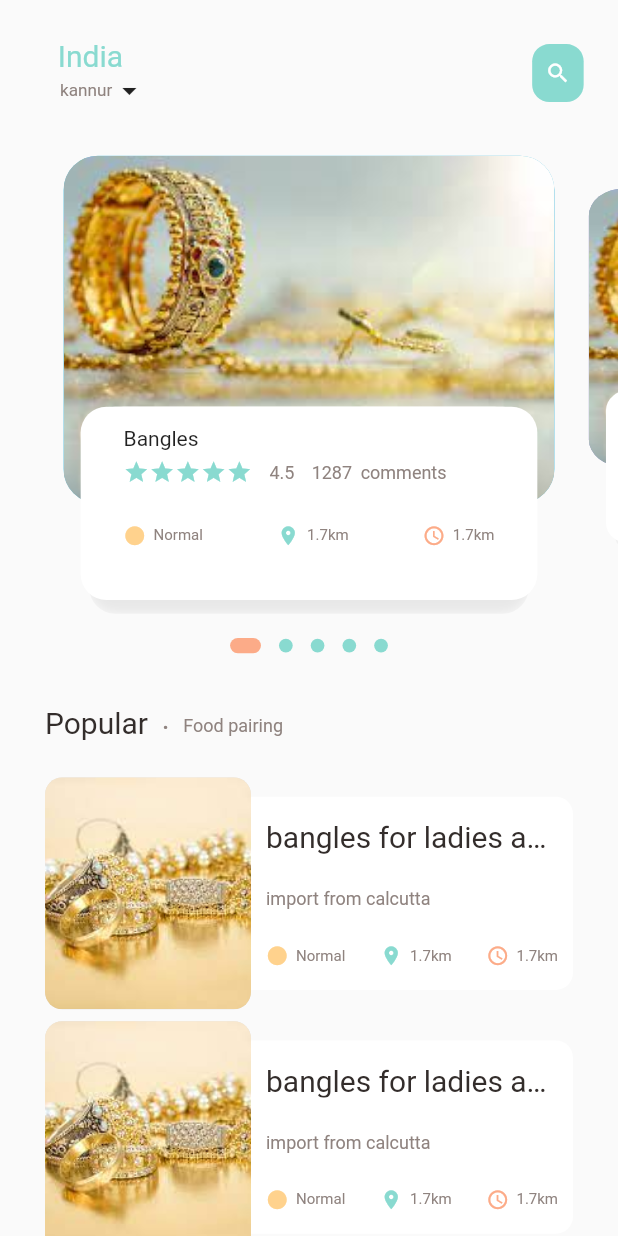
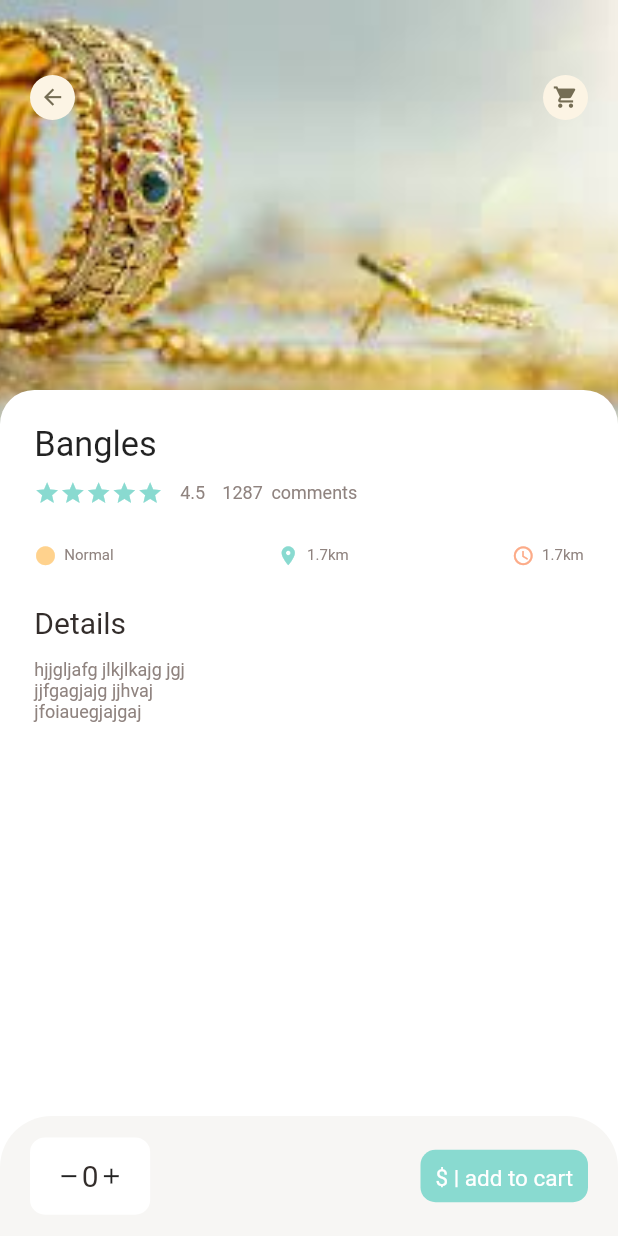
Before and after one commit to shisaj/ecommerce-new, a Flutter app: the screen it shows after launch, on a phone screen of 412 x 824 dp. Run offline on Flutter 3.47's test engine with Material 2 defaults, Android fonts, the light colour scheme and no system bars; drawn by our look-alikes of dots_indicator; our stand-ins replace flutter_screenutil.

Commit message:
item detail page created

```diff
--- /dev/null
+++ b/ecommerce_full/lib/circle_icon_widget.dart
@@ -0,0 +1,30 @@
+import 'package:flutter/material.dart';
+import 'package:flutter_screenutil/flutter_screenutil.dart';
+
+class CircleIcon extends StatelessWidget {
+  final IconData icon;
+  Color iconColor;
+  double size;
+  Color backGroundColor;
+  CircleIcon(
+      {Key? key,
+      required this.icon,
+      this.iconColor = const Color(0xFF756d54),
+      this.size = 30,
+      this.backGroundColor = const Color(0xFFfcf4e4)})
+      : super(key: key);
+
+  @override
+  Widget build(BuildContext context) {
+    return Container(
+      height: size,
+      width: size,
+      decoration: BoxDecoration(shape: BoxShape.circle, color: backGroundColor),
+      child: Icon(
+        icon,
+        size: 15.sp,
+        color: iconColor,
+      ),
+    );
+  }
+}
--- a/ecommerce_full/lib/food_page_body.dart
+++ b/ecommerce_full/lib/food_page_body.dart
@@ -2,6 +2,7 @@ import 'package:dots_indicator/dots_indicator.dart';
 import 'package:ecommerce_full/app_fonts.dart';
 import 'package:ecommerce_full/bigtext.dart';
 import 'package:ecommerce_full/icon_text_widget.dart';
+import 'package:ecommerce_full/item_detail_column.dart';
 import 'package:ecommerce_full/smallText.dart';
 import 'package:flutter/material.dart';
 import 'package:flutter_screenutil/flutter_screenutil.dart';
@@ -237,65 +238,10 @@ class _FoodPageBodyState extends State<FoodPageBody> {
                       offset: Offset(5.r, 0.r),
                     )
                   ]),
-            child: Container(
-              margin: EdgeInsets.only(
-                  left: 20.w, right: 20.w, top: 10.h, bottom: 10.h),
-              child: Column(
-                crossAxisAlignment: CrossAxisAlignment.start,
-                children: [
-                  const Text('Bangles'),
-                  SizedBox(
-                    height: 5.h,
-                  ),
-                  Row(
-                    children: [
-                      Wrap(
-                        children: List.generate(5, (index) {
-                          return Icon(
-                            Icons.star,
-                            color: Appcolors.mainColor,
-                            size: 15.sp,
-                          );
-                        }),
-                      ),
-                      SizedBox(
-                        width: 10.w,
-                      ),
-                      SmallText(text: '4.5'),
-                      SizedBox(
-                        width: 10.w,
-                      ),
-                      SmallText(text: '1287'),
-                      SizedBox(
-                        width: 5.w,
-                      ),
-                      SmallText(text: 'comments'),
-                    ],
-                  ),
-                  SizedBox(
-                    height: 20.h,
-                  ),
-                  Row(
-                    mainAxisAlignment: MainAxisAlignment.spaceBetween,
-                    children: [
-                      IconTextWidget(
-                          icon: Icons.circle,
-                          text: 'Normal',
-                          iconColor: Appcolors.iconColor1),
-                      IconTextWidget(
-                          icon: Icons.location_on,
-                          text: '1.7km',
-                          iconColor: Appcolors.mainColor),
-                      IconTextWidget(
-                          icon: Icons.access_time,
-                          text: '1.7km',
-                          iconColor: Appcolors.iconColor2),
-                    ],
-                  ),
-                ],
-              ),
-            ),
-          ),
+              child: ItemDetailColumn(
+                itemName: 'Bangles',
+                fontSize: 15,
+              )),
         ),
       ]),
     );
--- /dev/null
+++ b/ecommerce_full/lib/item_detail_column.dart
@@ -0,0 +1,87 @@
+import 'package:ecommerce_full/app_fonts.dart';
+import 'package:ecommerce_full/bigtext.dart';
+import 'package:ecommerce_full/icon_text_widget.dart';
+import 'package:ecommerce_full/smallText.dart';
+import 'package:flutter/material.dart';
+import 'package:flutter_screenutil/flutter_screenutil.dart';
+
+class ItemDetailColumn extends StatelessWidget {
+  final String itemName;
+  final double? fontSize;
+  const ItemDetailColumn({Key? key, required this.itemName, this.fontSize})
+      : super(key: key);
+
+  @override
+  Widget build(BuildContext context) {
+    return Container(
+      margin: EdgeInsets.only(left: 20.w, right: 20.w, top: 10.h, bottom: 10.h),
+      child: Column(
+        crossAxisAlignment: CrossAxisAlignment.start,
+        children: [
+          Text(
+            itemName,
+            style: TextStyle(fontSize: fontSize),
+          ),
+          SizedBox(
+            height: 8.h,
+          ),
+          Row(
+            children: [
+              Wrap(
+                children: List.generate(5, (index) {
+                  return Icon(
+                    Icons.star,
+                    color: Appcolors.mainColor,
+                    size: 15.sp,
+                  );
+                }),
+              ),
+              SizedBox(
+                width: 10.w,
+              ),
+              const SmallText(text: '4.5'),
+              SizedBox(
+                width: 10.w,
+              ),
+              const SmallText(text: '1287'),
+              SizedBox(
+                width: 5.w,
+              ),
+              const SmallText(text: 'comments'),
+            ],
+          ),
+          SizedBox(
+            height: 20.h,
+          ),
+          Row(
+            mainAxisAlignment: MainAxisAlignment.spaceBetween,
+            children: [
+              IconTextWidget(
+                  icon: Icons.circle,
+                  text: 'Normal',
+                  iconColor: Appcolors.iconColor1),
+              IconTextWidget(
+                  icon: Icons.location_on,
+                  text: '1.7km',
+                  iconColor: Appcolors.mainColor),
+              IconTextWidget(
+                  icon: Icons.access_time,
+                  text: '1.7km',
+                  iconColor: Appcolors.iconColor2),
+            ],
+          ),
+          SizedBox(
+            height: 20.h,
+          ),
+          BigText(text: 'Details'),
+          SizedBox(
+            height: 10.h,
+          ),
+          SmallText(
+              text:
+                  'hjjgljafg jlkjlkajg jgj \njjfgagjajg jjhvaj \njfoiauegjajgaj')
+        ],
+      ),
+    );
+  }
+}
--- a/ecommerce_full/lib/main.dart
+++ b/ecommerce_full/lib/main.dart
@@ -1,4 +1,5 @@
 import 'package:ecommerce_full/home_page.dart';
+import 'package:ecommerce_full/pages/food_details.dart';
 import 'package:flutter/material.dart';
 import 'package:flutter_screenutil/flutter_screenutil.dart';
 
@@ -19,7 +20,7 @@ class MyApp extends StatelessWidget {
         theme: ThemeData(
           primarySwatch: Colors.blue,
         ),
-        home: const MyHomePage(),
+        home: const FoodDetails(),
       ),
       designSize: const Size(360, 640),
     );
--- /dev/null
+++ b/ecommerce_full/lib/pages/food_details.dart
@@ -0,0 +1,125 @@
+import 'package:ecommerce_full/app_fonts.dart';
+import 'package:ecommerce_full/bigtext.dart';
+import 'package:ecommerce_full/circle_icon_widget.dart';
+import 'package:ecommerce_full/item_detail_column.dart';
+import 'package:ecommerce_full/smallText.dart';
+import 'package:flutter/material.dart';
+import 'package:flutter_screenutil/flutter_screenutil.dart';
+
+class FoodDetails extends StatelessWidget {
+  const FoodDetails({Key? key}) : super(key: key);
+
+  @override
+  Widget build(BuildContext context) {
+    return Scaffold(
+      backgroundColor: Colors.white,
+      body: Stack(
+        children: [
+          Positioned(
+            left: 0,
+            right: 0,
+            child: Container(
+              height: 300.h,
+              width: double.maxFinite,
+              decoration: BoxDecoration(
+                color: Colors.grey.shade100,
+                image: const DecorationImage(
+                  fit: BoxFit.cover,
+                  image: AssetImage('assets/images/jewel.jpg'),
+                ),
+              ),
+            ),
+          ),
+          Positioned(
+            left: 20,
+            right: 20,
+            top: 50,
+            child: Row(
+              mainAxisAlignment: MainAxisAlignment.spaceBetween,
+              children: [
+                CircleIcon(icon: Icons.arrow_back),
+                CircleIcon(icon: Icons.shopping_cart),
+              ],
+            ),
+          ),
+          Positioned(
+            top: 260,
+            bottom: 0,
+            left: 0,
+            right: 0,
+            child: Container(
+              padding: EdgeInsets.only(top: 10),
+              height: 300.h,
+              decoration: BoxDecoration(
+                color: Colors.white,
+                borderRadius: BorderRadius.only(
+                  topLeft: Radius.circular(20.r),
+                  topRight: Radius.circular(20.r),
+                ),
+              ),
+              child: Column(
+                crossAxisAlignment: CrossAxisAlignment.start,
+                children: [
+                  ItemDetailColumn(
+                    itemName: 'Bangles',
+                    fontSize: 20.sp,
+                  ),
+                ],
+              ),
+            ),
+          ),
+        ],
+      ),
+      bottomNavigationBar: Container(
+        padding: const EdgeInsets.only(left: 20, right: 20),
+        height: 80,
+        decoration: BoxDecoration(
+          color: Appcolors.buttonBackgroundColor,
+          borderRadius: BorderRadius.only(
+            topLeft: Radius.circular(30.r),
+            topRight: Radius.circular(30.r),
+          ),
+        ),
+        child: Row(
+          mainAxisAlignment: MainAxisAlignment.spaceBetween,
+          children: [
+            Container(
+              decoration: BoxDecoration(
+                  color: Colors.white, borderRadius: BorderRadius.circular(10)),
+              padding: const EdgeInsets.symmetric(horizontal: 3, vertical: 2),
+              height: 40.h,
+              width: 70.w,
+              child: Row(
+                mainAxisAlignment: MainAxisAlignment.center,
+                children: [
+                  Icon(
+                    Icons.remove,
+                    size: 15.sp,
+                  ),
+                  const BigText(text: '0'),
+                  Icon(
+                    Icons.add,
+                    size: 15.sp,
+                  ),
+                ],
+              ),
+            ),
+            Container(
+              height: 35,
+              padding: const EdgeInsets.only(
+                  top: 10, left: 10, right: 10, bottom: 10),
+              decoration: BoxDecoration(
+                  color: Appcolors.mainColor,
+                  borderRadius: BorderRadius.circular(10)),
+              child: BigText(
+                text: "\$ | add to cart",
+                size: 15,
+                color: Colors.white,
+              ),
+            ),
+          ],
+        ),
+      ),
+    );
+  }
+}
```
Lines whose indentation alone changed are shown as unchanged.
